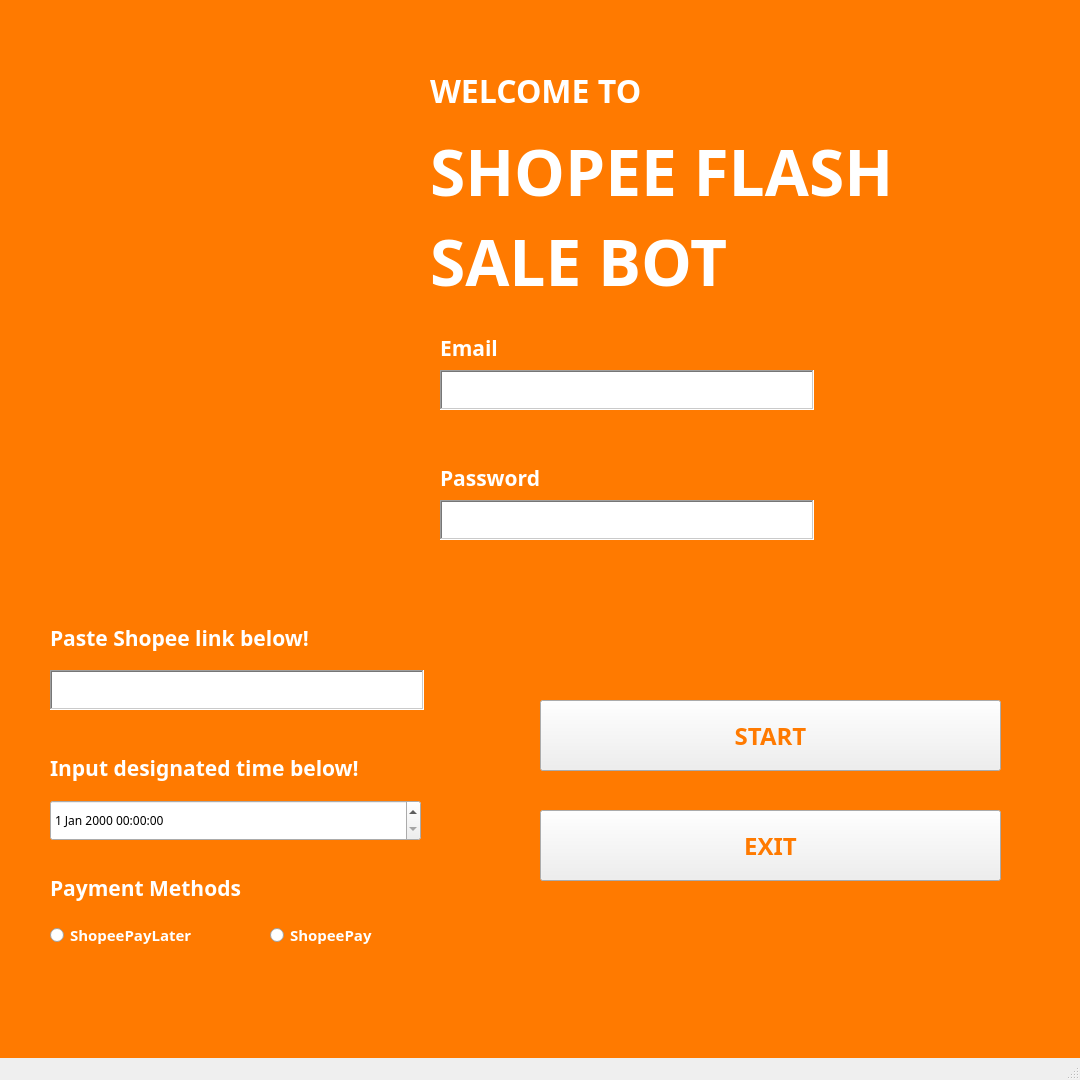
The window that project_piton_rawr.ui (heliumonoxide/shopee-flash-sale-bot) describes before a commit, drawn with Qt 5.
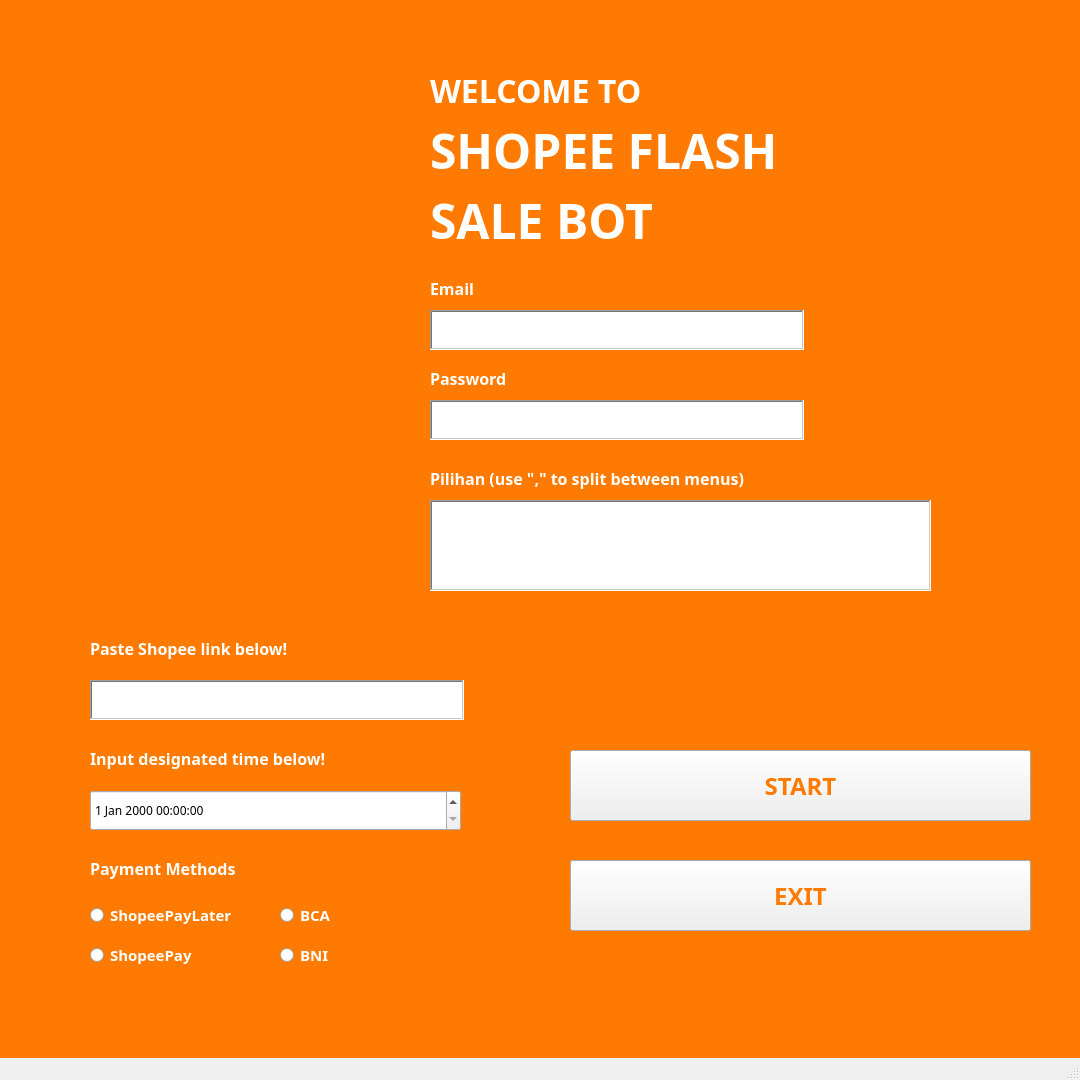
The same window after the commit. Icons and pictures are not drawn.

Diff of the .ui file:
```diff
--- a/project_piton_rawr.ui
+++ b/project_piton_rawr.ui
@@ -10,6 +10,36 @@
     <height>1080</height>
    </rect>
   </property>
+  <property name="sizePolicy">
+   <sizepolicy hsizetype="Preferred" vsizetype="Preferred">
+    <horstretch>0</horstretch>
+    <verstretch>0</verstretch>
+   </sizepolicy>
+  </property>
+  <property name="minimumSize">
+   <size>
+    <width>1080</width>
+    <height>1080</height>
+   </size>
+  </property>
+  <property name="maximumSize">
+   <size>
+    <width>1080</width>
+    <height>1080</height>
+   </size>
+  </property>
+  <property name="sizeIncrement">
+   <size>
+    <width>0</width>
+    <height>0</height>
+   </size>
+  </property>
+  <property name="baseSize">
+   <size>
+    <width>0</width>
+    <height>0</height>
+   </size>
+  </property>
   <property name="mouseTracking">
    <bool>false</bool>
   </property>
@@ -34,8 +64,8 @@
    <widget class="QPushButton" name="startButton">
     <property name="geometry">
      <rect>
-      <x>540</x>
-      <y>700</y>
+      <x>570</x>
+      <y>750</y>
       <width>461</width>
       <height>71</height>
      </rect>
@@ -85,8 +115,8 @@
    <widget class="QPushButton" name="exitButton">
     <property name="geometry">
      <rect>
-      <x>540</x>
-      <y>810</y>
+      <x>570</x>
+      <y>860</y>
       <width>461</width>
       <height>71</height>
      </rect>
@@ -179,8 +209,8 @@
    <widget class="QLabel" name="email">
     <property name="geometry">
      <rect>
-      <x>350</x>
-      <y>320</y>
+      <x>340</x>
+      <y>260</y>
       <width>421</width>
       <height>56</height>
      </rect>
@@ -188,7 +218,7 @@
     <property name="font">
      <font>
       <family>Poppins</family>
-      <pointsize>16</pointsize>
+      <pointsize>12</pointsize>
       <weight>75</weight>
       <bold>true</bold>
      </font>
@@ -218,8 +248,8 @@
    <widget class="QDateTimeEdit" name="dateTimeInput">
     <property name="geometry">
      <rect>
-      <x>50</x>
-      <y>800</y>
+      <x>90</x>
+      <y>790</y>
       <width>371</width>
       <height>41</height>
      </rect>
@@ -234,8 +264,8 @@
    <widget class="QRadioButton" name="shopeePayButton">
     <property name="geometry">
      <rect>
-      <x>270</x>
-      <y>920</y>
+      <x>90</x>
+      <y>940</y>
       <width>141</width>
       <height>30</height>
      </rect>
@@ -258,8 +288,8 @@
    <widget class="QRadioButton" name="shopeePayLaterButton">
     <property name="geometry">
      <rect>
-      <x>50</x>
-      <y>920</y>
+      <x>90</x>
+      <y>900</y>
       <width>191</width>
       <height>30</height>
      </rect>
@@ -282,8 +312,8 @@
    <widget class="QTextEdit" name="input_email">
     <property name="geometry">
      <rect>
-      <x>440</x>
-      <y>370</y>
+      <x>430</x>
+      <y>310</y>
       <width>374</width>
       <height>40</height>
      </rect>
@@ -329,7 +359,7 @@
     <property name="geometry">
      <rect>
       <x>430</x>
-      <y>130</y>
+      <y>110</y>
       <width>571</width>
       <height>81</height>
      </rect>
@@ -337,7 +367,7 @@
     <property name="font">
      <font>
       <family>Poppins</family>
-      <pointsize>48</pointsize>
+      <pointsize>36</pointsize>
       <weight>75</weight>
       <bold>true</bold>
      </font>
@@ -356,7 +386,7 @@
     <property name="geometry">
      <rect>
       <x>430</x>
-      <y>220</y>
+      <y>180</y>
       <width>571</width>
       <height>81</height>
      </rect>
@@ -364,7 +394,7 @@
     <property name="font">
      <font>
       <family>Poppins</family>
-      <pointsize>48</pointsize>
+      <pointsize>36</pointsize>
       <weight>75</weight>
       <bold>true</bold>
      </font>
@@ -382,8 +412,8 @@
    <widget class="QLabel" name="password">
     <property name="geometry">
      <rect>
-      <x>350</x>
-      <y>450</y>
+      <x>340</x>
+      <y>350</y>
       <width>421</width>
       <height>56</height>
      </rect>
@@ -391,7 +421,7 @@
     <property name="font">
      <font>
       <family>Poppins</family>
-      <pointsize>16</pointsize>
+      <pointsize>12</pointsize>
       <weight>75</weight>
       <bold>true</bold>
      </font>
@@ -421,8 +451,8 @@
    <widget class="QTextEdit" name="input_password">
     <property name="geometry">
      <rect>
-      <x>440</x>
-      <y>500</y>
+      <x>430</x>
+      <y>400</y>
       <width>374</width>
       <height>40</height>
      </rect>
@@ -467,8 +497,8 @@
    <widget class="QLabel" name="shopee_link">
     <property name="geometry">
      <rect>
-      <x>-40</x>
-      <y>610</y>
+      <x>0</x>
+      <y>620</y>
       <width>451</width>
       <height>56</height>
      </rect>
@@ -476,7 +506,7 @@
     <property name="font">
      <font>
       <family>Poppins</family>
-      <pointsize>16</pointsize>
+      <pointsize>12</pointsize>
       <weight>75</weight>
       <bold>true</bold>
      </font>
@@ -506,8 +536,8 @@
    <widget class="QLabel" name="date_time">
     <property name="geometry">
      <rect>
-      <x>-40</x>
-      <y>740</y>
+      <x>0</x>
+      <y>730</y>
       <width>511</width>
       <height>56</height>
      </rect>
@@ -515,7 +545,7 @@
     <property name="font">
      <font>
       <family>Poppins</family>
-      <pointsize>16</pointsize>
+      <pointsize>12</pointsize>
       <weight>75</weight>
       <bold>true</bold>
      </font>
@@ -545,8 +575,8 @@
    <widget class="QTextEdit" name="input_link">
     <property name="geometry">
      <rect>
-      <x>50</x>
-      <y>670</y>
+      <x>90</x>
+      <y>680</y>
       <width>374</width>
       <height>40</height>
      </rect>
@@ -591,8 +621,8 @@
    <widget class="QLabel" name="methods">
     <property name="geometry">
      <rect>
-      <x>-40</x>
-      <y>860</y>
+      <x>0</x>
+      <y>840</y>
       <width>451</width>
       <height>56</height>
      </rect>
@@ -600,7 +630,7 @@
     <property name="font">
      <font>
       <family>Poppins</family>
-      <pointsize>16</pointsize>
+      <pointsize>12</pointsize>
       <weight>75</weight>
       <bold>true</bold>
      </font>
@@ -627,6 +657,121 @@
      <number>90</number>
     </property>
    </widget>
+   <widget class="QLabel" name="pathFeatures">
+    <property name="geometry">
+     <rect>
+      <x>340</x>
+      <y>450</y>
+      <width>681</width>
+      <height>56</height>
+     </rect>
+    </property>
+    <property name="font">
+     <font>
+      <family>Poppins</family>
+      <pointsize>12</pointsize>
+      <weight>75</weight>
+      <bold>true</bold>
+     </font>
+    </property>
+    <property name="contextMenuPolicy">
+     <enum>Qt::DefaultContextMenu</enum>
+    </property>
+    <property name="layoutDirection">
+     <enum>Qt::LeftToRight</enum>
+    </property>
+    <property name="styleSheet">
+     <string notr="true">color: white;</string>
+    </property>
+    <property name="text">
+     <string>Pilihan (use &quot;,&quot; to split between menus)</string>
+    </property>
+    <property name="alignment">
+     <set>Qt::AlignLeading|Qt::AlignLeft|Qt::AlignVCenter</set>
+    </property>
+    <property name="margin">
+     <number>0</number>
+    </property>
+    <property name="indent">
+     <number>90</number>
+    </property>
+   </widget>
+   <widget class="QPlainTextEdit" name="input_pilihan">
+    <property name="geometry">
+     <rect>
+      <x>430</x>
+      <y>500</y>
+      <width>501</width>
+      <height>91</height>
+     </rect>
+    </property>
+    <property name="font">
+     <font>
+      <family>Poppins</family>
+      <pointsize>9</pointsize>
+     </font>
+    </property>
+    <property name="frameShape">
+     <enum>QFrame::WinPanel</enum>
+    </property>
+    <property name="frameShadow">
+     <enum>QFrame::Sunken</enum>
+    </property>
+    <property name="lineWidth">
+     <number>2</number>
+    </property>
+    <property name="midLineWidth">
+     <number>2</number>
+    </property>
+   </widget>
+   <widget class="QRadioButton" name="BCAButton">
+    <property name="geometry">
+     <rect>
+      <x>280</x>
+      <y>900</y>
+      <width>191</width>
+      <height>30</height>
+     </rect>
+    </property>
+    <property name="font">
+     <font>
+      <family>Poppins</family>
+      <pointsize>11</pointsize>
+      <weight>75</weight>
+      <bold>true</bold>
+     </font>
+    </property>
+    <property name="styleSheet">
+     <string notr="true">color:white;</string>
+    </property>
+    <property name="text">
+     <string>BCA</string>
+    </property>
+   </widget>
+   <widget class="QRadioButton" name="BNIButton">
+    <property name="geometry">
+     <rect>
+      <x>280</x>
+      <y>940</y>
+      <width>191</width>
+      <height>30</height>
+     </rect>
+    </property>
+    <property name="font">
+     <font>
+      <family>Poppins</family>
+      <pointsize>11</pointsize>
+      <weight>75</weight>
+      <bold>true</bold>
+     </font>
+    </property>
+    <property name="styleSheet">
+     <string notr="true">color:white;</string>
+    </property>
+    <property name="text">
+     <string>BNI</string>
+    </property>
+   </widget>
   </widget>
   <widget class="QMenuBar" name="menubar">
    <property name="geometry">
```
Left out of the diff: 2 changed lines with no effect on the pictures.
